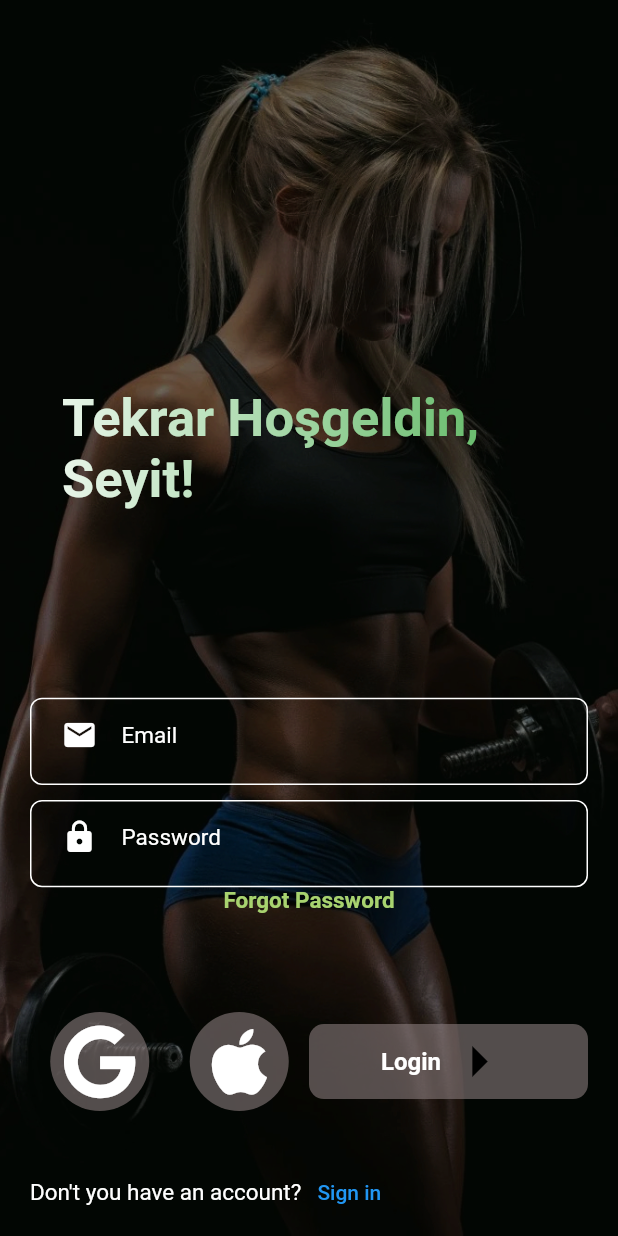
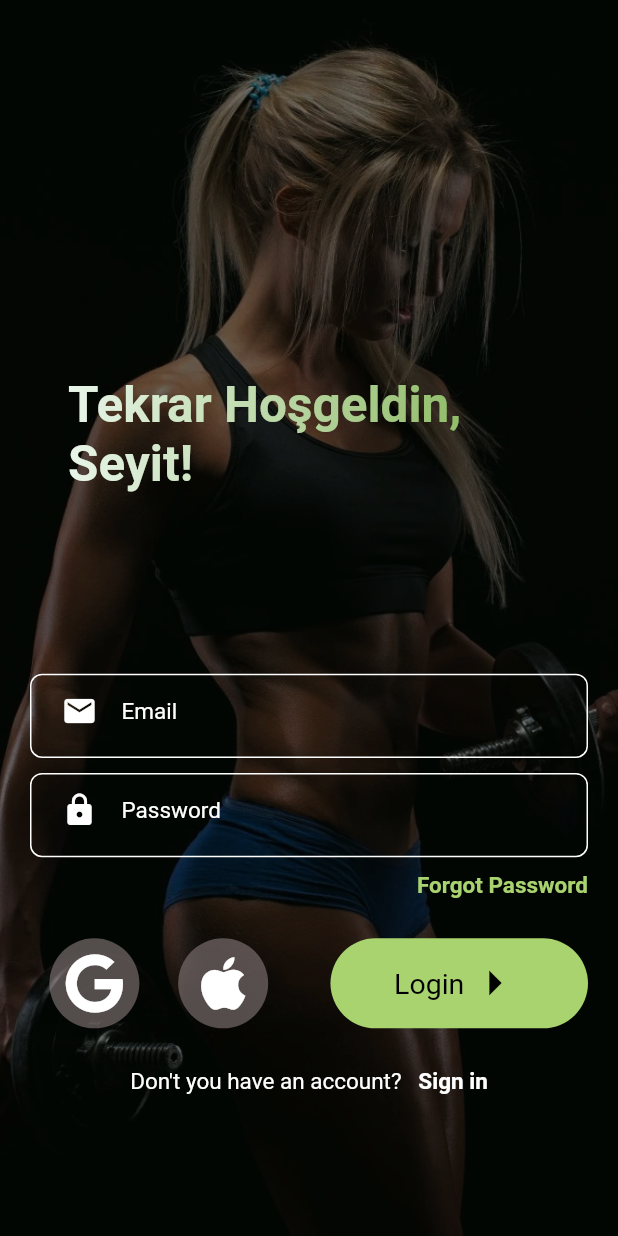
Before and after one commit to Karxief/fit_body, a Flutter app: the screen it shows after launch, on a phone screen of 412 x 824 dp. Run offline on Flutter 3.47's test engine with Material 2 defaults, Android fonts, the phone set to English and light mode, and no system bars; our stand-ins replace font_awesome_flutter; Roboto replaces fonts that are missing (Dosis, Poppins).

Commit message:
login_page_done

```diff
--- a/lib/theme/theme.dart
+++ b/lib/theme/theme.dart
@@ -1,14 +1,19 @@
 import 'package:flutter/material.dart';
 
 final appThemeData = ThemeData(
-    iconTheme: const IconThemeData(size: 50),
-    cardColor: const Color.fromARGB(255, 140, 214, 143),
+    iconTheme: const IconThemeData(size: 40),
+    cardColor: const Color(0xFFA8D36F),
     primaryColor: const Color.fromARGB(157, 134, 121, 121),
     textTheme: const TextTheme(
         headline1: TextStyle(
             fontFamily: 'Poppins',
+            color: Color.fromARGB(255, 0, 0, 0),
+            fontSize: 19,
+            fontWeight: FontWeight.normal),
+        headline2: TextStyle(
+            fontFamily: 'Poppins',
             color: Colors.white,
-            fontSize: 16,
+            fontSize: 15,
             fontWeight: FontWeight.bold),
         bodyText1: TextStyle(
             fontFamily: 'Poppins',
--- a/lib/view/screens/login_page.dart
+++ b/lib/view/screens/login_page.dart
@@ -35,10 +35,10 @@ class _LoginPageState extends State<LoginPage> {
                       //Kullanıcı ismi hatırlanacak ve text olarak yazdırılacak.
                       child: GradientText(
                         'Tekrar Hoşgeldin, \nSeyit! ',
-                        style: const TextStyle(fontSize: 35),
+                        style: const TextStyle(fontSize: 33),
                         gradient: LinearGradient(colors: [
                           Colors.green.shade50,
-                          Colors.green.shade400
+                          Color.fromARGB(255, 143, 187, 102)
                         ]),
                       ),
                     )),
@@ -49,31 +49,34 @@ class _LoginPageState extends State<LoginPage> {
                         )),
                 SizedBox(height: 10),
                 Expanded(flex: 1, child: PasswordTextField()),
-                Expanded(
-                  flex: 1,
-                  child: Text('Forgot Password',
+                SizedBox(height: 10),
+
+                Row(mainAxisAlignment: MainAxisAlignment.end, children: [
+                  Text('Forgot Password',
                       style: Theme.of(context).textTheme.bodyText2),
-                ),
+                ]),
                 // SizedBox(height: 5,),
                 Expanded(
                   flex: 2,
                   child: Row(
                     children: [
                       Expanded(
-                          flex: 1,
+                          flex: 3,
                           child: button_widget(
                               icon_name: FaIcon(FontAwesomeIcons.google))),
                       Expanded(
-                          flex: 1,
+                          flex: 3,
                           child: button_widget(
                             icon_name: FaIcon(FontAwesomeIcons.apple),
                           )),
+                      Expanded(flex: 1, child: SizedBox()),
                       Expanded(
-                          flex: 2,
+                          flex: 6,
                           child: Container(
+                            height: 60,
                             decoration: BoxDecoration(
-                                borderRadius: BorderRadius.circular(10),
-                                color: Theme.of(context).primaryColor),
+                                borderRadius: BorderRadius.circular(30),
+                                color: Theme.of(context).cardColor),
                             child: Row(
                               mainAxisAlignment: MainAxisAlignment.center,
                               children: [
@@ -88,17 +91,26 @@ class _LoginPageState extends State<LoginPage> {
                     ],
                   ),
                 ),
+
                 Expanded(
-                    flex: 1,
+                    flex: 2,
                     child: Row(
+                      mainAxisAlignment: MainAxisAlignment.center,
+                      crossAxisAlignment: CrossAxisAlignment.start,
                       children: [
                         Text(
                           "Don't you have an account?",
                           style: Theme.of(context).textTheme.bodyText1,
                         ),
-                        TextButton(onPressed: () {}, child: Text('Sign in'))
+                        GestureDetector(
+                          onTap: () {},
+                          child: Text(
+                            '   Sign in',
+                            style: Theme.of(context).textTheme.headline2,
+                          ),
+                        )
                       ],
-                    ))
+                    )),
               ],
             ),
           )),
--- a/lib/view/widgets/Buttons/buttons_witgets.dart
+++ b/lib/view/widgets/Buttons/buttons_witgets.dart
@@ -11,6 +11,7 @@ class button_widget extends StatelessWidget {
   @override
   Widget build(BuildContext context) {
     return Container(
+      height: 60,
       decoration: BoxDecoration(
           shape: BoxShape.circle, color: Theme.of(context).primaryColor),
       child: IconButton(
```
